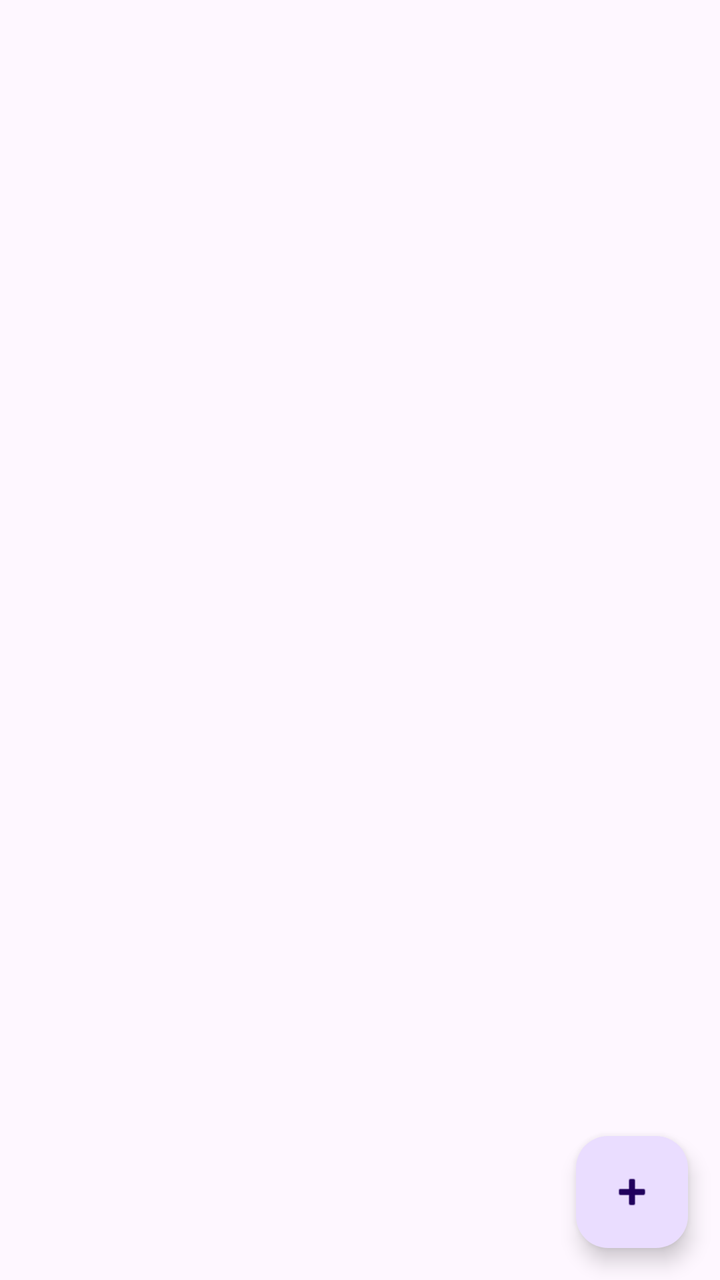
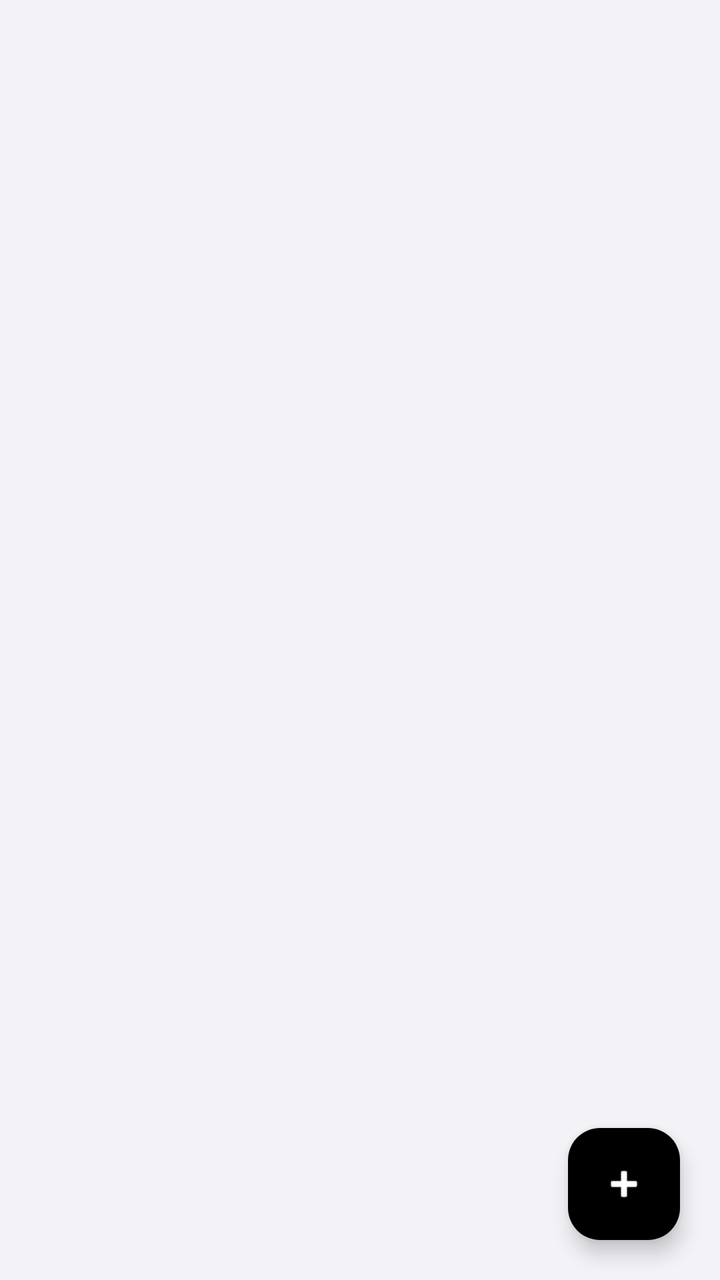

Two renders of the same Android screen: before a commit and after it. Below are the layout's source before the change and the commit's diff.
<!-- AndroidManifest.xml: application theme Theme.SmartPantryManager -->
<!-- res/layout/fragment_pantry_list.xml -->
<?xml version="1.0" encoding="utf-8"?>
<androidx.constraintlayout.widget.ConstraintLayout
    xmlns:android="http://schemas.android.com/apk/res/android"
    xmlns:app="http://schemas.android.com/apk/res-auto"
    android:layout_width="match_parent"
    android:layout_height="match_parent">

    <com.google.android.material.floatingactionbutton.FloatingActionButton
        android:id="@+id/fab_add_item"
        android:layout_width="wrap_content"
        android:layout_height="wrap_content"
        android:layout_margin="16dp"
        android:contentDescription="@string/add_pantry_item"
        android:src="@android:drawable/ic_input_add"
        app:layout_constraintBottom_toBottomOf="parent"
        app:layout_constraintEnd_toEndOf="parent" />

    <androidx.recyclerview.widget.RecyclerView
        android:id="@+id/recycler_view_pantry"
        android:layout_width="0dp"
        android:layout_height="0dp"
        android:paddingBottom="80dp"
        android:clipToPadding="false"
        app:layout_constraintTop_toTopOf="parent"
        app:layout_constraintBottom_toBottomOf="parent"
        app:layout_constraintStart_toStartOf="parent"
        app:layout_constraintEnd_toEndOf="parent" />

    <TextView
        android:id="@+id/text_empty_pantry"
        android:layout_width="wrap_content"
        android:layout_height="wrap_content"
        android:text="@string/empty_pantry_message"
        android:textSize="16sp"
        android:visibility="gone"
        android:gravity="center"
        android:padding="24dp"
        app:layout_constraintTop_toTopOf="parent"
        app:layout_constraintBottom_toBottomOf="parent"
        app:layout_constraintStart_toStartOf="parent"
        app:layout_constraintEnd_toEndOf="parent" />

</androidx.constraintlayout.widget.ConstraintLayout>
<!-- resources referenced by this layout -->
<resources>
  <string name="add_pantry_item">Add pantry item</string>
  <string name="empty_pantry_message">Your pantry is empty. Tap + to add an ingredient.</string>
  <style name="Theme.SmartPantryManager" parent="Base.Theme.SmartPantryManager" />
  <style name="Base.Theme.SmartPantryManager" parent="Theme.Material3.DayNight.NoActionBar">
          
          
      </style>
</resources>

<!-- the commit's change to res/layout/fragment_pantry_list.xml (unified diff, before → after) -->
@@ -3,27 +3,31 @@
     xmlns:android="http://schemas.android.com/apk/res/android"
     xmlns:app="http://schemas.android.com/apk/res-auto"
     android:layout_width="match_parent"
-    android:layout_height="match_parent">
+    android:layout_height="match_parent"
+    android:background="?android:attr/colorBackground">
+
+    <androidx.recyclerview.widget.RecyclerView
+        android:id="@+id/recycler_view_pantry"
+        android:layout_width="0dp"
+        android:layout_height="0dp"
+        android:paddingTop="12dp"
+        android:paddingBottom="88dp"
+        android:clipToPadding="false"
+        app:layout_constraintTop_toTopOf="parent"
+        app:layout_constraintBottom_toBottomOf="parent"
+        app:layout_constraintStart_toStartOf="parent"
+        app:layout_constraintEnd_toEndOf="parent" />
 
     <com.google.android.material.floatingactionbutton.FloatingActionButton
         android:id="@+id/fab_add_item"
         android:layout_width="wrap_content"
         android:layout_height="wrap_content"
-        android:layout_margin="16dp"
+        android:layout_margin="20dp"
         android:contentDescription="@string/add_pantry_item"
         android:src="@android:drawable/ic_input_add"
+        app:backgroundTint="?attr/colorPrimary"
+        app:tint="?attr/colorOnPrimary"
         app:layout_constraintBottom_toBottomOf="parent"
-        app:layout_constraintEnd_toEndOf="parent" />
-
-    <androidx.recyclerview.widget.RecyclerView
-        android:id="@+id/recycler_view_pantry"
-        android:layout_width="0dp"
-        android:layout_height="0dp"
-        android:paddingBottom="80dp"
-        android:clipToPadding="false"
-        app:layout_constraintTop_toTopOf="parent"
-        app:layout_constraintBottom_toBottomOf="parent"
-        app:layout_constraintStart_toStartOf="parent"
         app:layout_constraintEnd_toEndOf="parent" />
 
     <TextView
@@ -32,9 +36,10 @@
         android:layout_height="wrap_content"
         android:text="@string/empty_pantry_message"
         android:textSize="16sp"
+        android:textColor="?attr/colorOnSurfaceVariant"
         android:visibility="gone"
         android:gravity="center"
-        android:padding="24dp"
+        android:padding="32dp"
         app:layout_constraintTop_toTopOf="parent"
         app:layout_constraintBottom_toBottomOf="parent"
         app:layout_constraintStart_toStartOf="parent"
<!-- resource entries referenced after the edit -->
@@ -5,7 +5,47 @@
   <style name="Theme.SmartPantryManager" parent="Base.Theme.SmartPantryManager" />
   <style name="Base.Theme.SmartPantryManager" parent="Theme.Material3.DayNight.NoActionBar">
           
+          <item name="colorPrimary">@color/mono_black</item>
+          <item name="colorOnPrimary">@color/mono_white</item>
+          <item name="colorPrimaryContainer">@color/mono_nav_indicator_light</item>
+          <item name="colorOnPrimaryContainer">@color/mono_black</item>
+  
+          <item name="colorSecondary">#3A3A3C</item>
+          <item name="colorOnSecondary">@color/mono_white</item>
+  
+          <item name="android:colorBackground">@color/mono_bg_light</item>
+          <item name="colorSurface">@color/mono_surface_light</item>
+          <item name="colorOnSurface">@color/mono_text_primary</item>
+          <item name="colorOnSurfaceVariant">@color/mono_text_secondary</item>
+          <item name="colorOutline">@color/mono_card_border</item>
+  
           
+          <item name="android:statusBarColor">@color/mono_bg_light</item>
+          <item name="android:windowLightStatusBar">true</item>
+  
+          
+          <item name="materialCardViewStyle">@style/Widget.SleekCardView</item>
+          <item name="materialButtonStyle">@style/Widget.SleekButton</item>
+      </style>
+  <color name="mono_black">#000000</color>
+  <color name="mono_white">#FFFFFF</color>
+  <color name="mono_nav_indicator_light">#E5E5EA</color>
+  <color name="mono_bg_light">#F2F2F7</color>
+  <color name="mono_surface_light">#FFFFFF</color>
+  <color name="mono_text_primary">#000000</color>
+  <color name="mono_text_secondary">#8E8E93</color>
+  <color name="mono_card_border">#E5E5EA</color>
+  <style name="Widget.SleekCardView" parent="Widget.Material3.CardView.Filled">
+          <item name="cardCornerRadius">16dp</item>
+          <item name="cardElevation">0dp</item>
+          <item name="strokeColor">@color/mono_card_border</item>
+          <item name="strokeWidth">1dp</item>
+          <item name="cardBackgroundColor">@color/mono_surface_light</item>
+      </style>
+  <style name="Widget.SleekButton" parent="Widget.Material3.Button">
+          <item name="cornerRadius">14dp</item>
+          <item name="backgroundTint">@color/mono_black</item>
+          <item name="android:textColor">@color/mono_white</item>
       </style>
 </resources>
 
